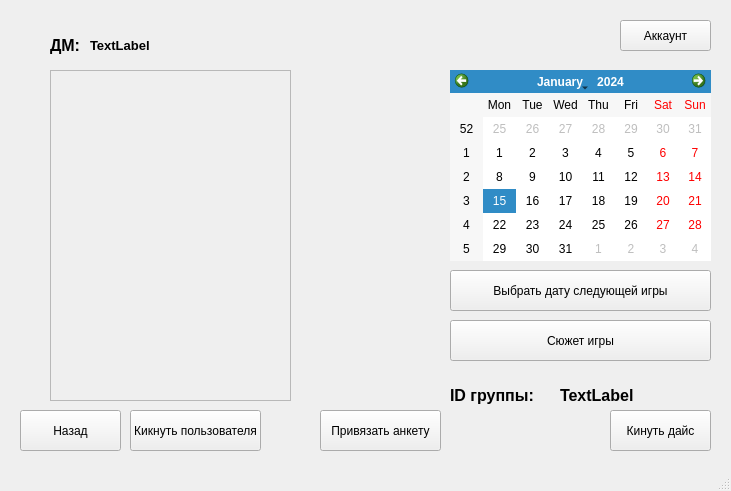
Before: the Qt Designer form data/ui_files/group_screen.ui in Gelzy788/DnD-Helper, drawn with Qt 5.
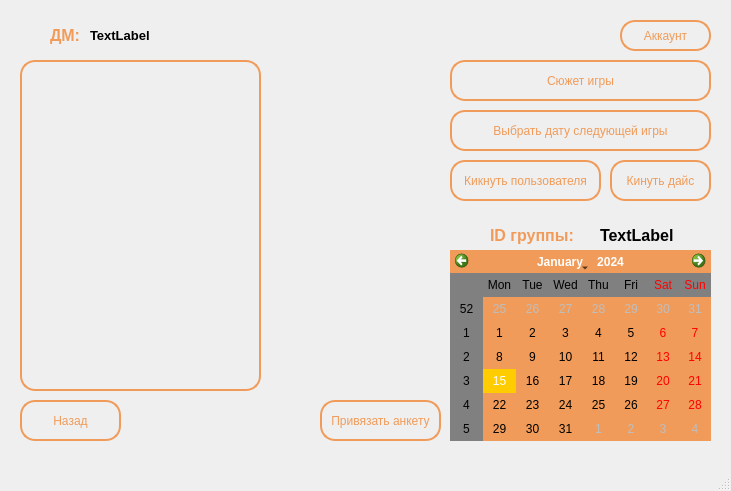
After: the same form once the commit is applied. Icons and pictures are not drawn.

Diff of the .ui file:
```diff
--- a/data/ui_files/group_screen.ui
+++ b/data/ui_files/group_screen.ui
@@ -23,6 +23,25 @@
       <height>31</height>
      </rect>
     </property>
+    <property name="styleSheet">
+     <string notr="true">/* border-color: rgb(142, 74, 25);
+border: 2px solid rgb(142, 74, 25); */
+/* background-color: rgb(142, 74, 25); */
+
+QPushButton {
+	color: rgb(240, 155, 89);
+    background-color: transparent; /* Делаем фон прозрачным */
+    border: 2px solid rgb(240, 155, 89);  /* Цвет границы */
+    border-radius: 15px; /* Закругление углов (по желанию) */
+    padding: 5px; /* Отступы (по желанию) */
+	/* border-image: linear-gradient(to right, red, yellow) 5; */
+}
+
+QPushButton:hover {
+    background-color: rgba(54, 21, 8, 0.5); 
+} 
+</string>
+    </property>
     <property name="text">
      <string>Аккаунт</string>
     </property>
@@ -31,11 +50,30 @@
     <property name="geometry">
      <rect>
       <x>610</x>
-      <y>410</y>
+      <y>160</y>
       <width>101</width>
       <height>41</height>
      </rect>
     </property>
+    <property name="styleSheet">
+     <string notr="true">/* border-color: rgb(142, 74, 25);
+border: 2px solid rgb(142, 74, 25); */
+/* background-color: rgb(142, 74, 25); */
+
+QPushButton {
+	color: rgb(240, 155, 89);
+    background-color: transparent; /* Делаем фон прозрачным */
+    border: 2px solid rgb(240, 155, 89);  /* Цвет границы */
+    border-radius: 15px; /* Закругление углов (по желанию) */
+    padding: 5px; /* Отступы (по желанию) */
+	/* border-image: linear-gradient(to right, red, yellow) 5; */
+}
+
+QPushButton:hover {
+    background-color: rgba(54, 21, 8, 0.5); 
+} 
+</string>
+    </property>
     <property name="text">
      <string>Кинуть дайс</string>
     </property>
@@ -44,11 +82,30 @@
     <property name="geometry">
      <rect>
       <x>20</x>
-      <y>410</y>
+      <y>400</y>
       <width>101</width>
       <height>41</height>
      </rect>
     </property>
+    <property name="styleSheet">
+     <string notr="true">/* border-color: rgb(142, 74, 25);
+border: 2px solid rgb(142, 74, 25); */
+/* background-color: rgb(142, 74, 25); */
+
+QPushButton {
+	color: rgb(240, 155, 89);
+    background-color: transparent; /* Делаем фон прозрачным */
+    border: 2px solid rgb(240, 155, 89);  /* Цвет границы */
+    border-radius: 15px; /* Закругление углов (по желанию) */
+    padding: 5px; /* Отступы (по желанию) */
+	/* border-image: linear-gradient(to right, red, yellow) 5; */
+}
+
+QPushButton:hover {
+    background-color: rgba(54, 21, 8, 0.5); 
+} 
+</string>
+    </property>
     <property name="text">
      <string>Назад</string>
     </property>
@@ -57,11 +114,17 @@
     <property name="geometry">
      <rect>
       <x>50</x>
-      <y>30</y>
+      <y>20</y>
       <width>41</width>
       <height>31</height>
      </rect>
     </property>
+    <property name="styleSheet">
+     <string notr="true">
+	color: rgb(240, 155, 89);
+
+</string>
+    </property>
     <property name="text">
      <string>&lt;html&gt;&lt;head/&gt;&lt;body&gt;&lt;p&gt;&lt;span style=&quot; font-size:12pt; font-weight:600;&quot;&gt;ДМ:&lt;/span&gt;&lt;/p&gt;&lt;/body&gt;&lt;/html&gt;</string>
     </property>
@@ -70,7 +133,7 @@
     <property name="geometry">
      <rect>
       <x>90</x>
-      <y>30</y>
+      <y>20</y>
       <width>71</width>
       <height>31</height>
      </rect>
@@ -82,12 +145,38 @@
    <widget class="QScrollArea" name="scroll_area">
     <property name="geometry">
      <rect>
-      <x>50</x>
-      <y>70</y>
+      <x>20</x>
+      <y>60</y>
       <width>241</width>
       <height>331</height>
      </rect>
     </property>
+    <property name="styleSheet">
+     <string notr="true">QLabel {
+    background-color: transparent; /* Делаем фон прозрачным */
+    border: 2px solid rgb(240, 155, 89);  /* Цвет границы */
+    border-radius: 15px; /* Закругление углов (по желанию) */
+    padding: 5px; /* Отступы (по желанию) */
+  /* border-image: linear-gradient(to right, red, yellow) 5; */
+}
+
+QScrollArea {
+/* color: rgb(240, 155, 89); */
+    background-color: transparent; /* Делаем фон прозрачным */
+    border: 2px solid rgb(240, 155, 89);  /* Цвет границы */
+    border-radius: 15px; /* Закругление углов (по желанию) */
+    padding: 5px; /* Отступы (по желанию) */
+}
+
+QVBoxLayout {
+  background-color: transparent;
+}
+
+QWidget {
+  background-color: transparent;
+}
+</string>
+    </property>
     <property name="widgetResizable">
      <bool>true</bool>
     </property>
@@ -96,8 +185,8 @@
       <rect>
        <x>0</x>
        <y>0</y>
-       <width>239</width>
-       <height>329</height>
+       <width>227</width>
+       <height>317</height>
       </rect>
      </property>
     </widget>
@@ -106,11 +195,17 @@
     <property name="geometry">
      <rect>
       <x>450</x>
-      <y>70</y>
+      <y>250</y>
       <width>261</width>
       <height>191</height>
      </rect>
     </property>
+    <property name="styleSheet">
+     <string notr="true">background-color: rgb(240, 155, 89);
+alternate-background-color: grey;
+selection-background-color: #ffcc00;
+</string>
+    </property>
     <property name="selectionMode">
      <enum>QCalendarWidget::NoSelection</enum>
     </property>
@@ -119,11 +214,30 @@
     <property name="geometry">
      <rect>
       <x>450</x>
-      <y>270</y>
+      <y>110</y>
       <width>261</width>
       <height>41</height>
      </rect>
     </property>
+    <property name="styleSheet">
+     <string notr="true">/* border-color: rgb(142, 74, 25);
+border: 2px solid rgb(142, 74, 25); */
+/* background-color: rgb(142, 74, 25); */
+
+QPushButton {
+	color: rgb(240, 155, 89);
+    background-color: transparent; /* Делаем фон прозрачным */
+    border: 2px solid rgb(240, 155, 89);  /* Цвет границы */
+    border-radius: 15px; /* Закругление углов (по желанию) */
+    padding: 5px; /* Отступы (по желанию) */
+	/* border-image: linear-gradient(to right, red, yellow) 5; */
+}
+
+QPushButton:hover {
+    background-color: rgba(54, 21, 8, 0.5); 
+} 
+</string>
+    </property>
     <property name="text">
      <string>Выбрать дату следующей игры</string>
     </property>
@@ -131,12 +245,18 @@
    <widget class="QLabel" name="label_2">
     <property name="geometry">
      <rect>
-      <x>450</x>
-      <y>380</y>
+      <x>490</x>
+      <y>220</y>
       <width>101</width>
       <height>31</height>
      </rect>
     </property>
+    <property name="styleSheet">
+     <string notr="true">
+	color: rgb(240, 155, 89);
+
+</string>
+    </property>
     <property name="text">
      <string>&lt;html&gt;&lt;head/&gt;&lt;body&gt;&lt;p&gt;&lt;span style=&quot; font-size:12pt; font-weight:600;&quot;&gt;ID группы:&lt;/span&gt;&lt;/p&gt;&lt;/body&gt;&lt;/html&gt;</string>
     </property>
@@ -144,8 +264,8 @@
    <widget class="QLabel" name="group_id_lb">
     <property name="geometry">
      <rect>
-      <x>560</x>
-      <y>380</y>
+      <x>600</x>
+      <y>220</y>
       <width>91</width>
       <height>31</height>
      </rect>
@@ -158,11 +278,30 @@
     <property name="geometry">
      <rect>
       <x>450</x>
-      <y>320</y>
+      <y>60</y>
       <width>261</width>
       <height>41</height>
      </rect>
     </property>
+    <property name="styleSheet">
+     <string notr="true">/* border-color: rgb(142, 74, 25);
+border: 2px solid rgb(142, 74, 25); */
+/* background-color: rgb(142, 74, 25); */
+
+QPushButton {
+	color: rgb(240, 155, 89);
+    background-color: transparent; /* Делаем фон прозрачным */
+    border: 2px solid rgb(240, 155, 89);  /* Цвет границы */
+    border-radius: 15px; /* Закругление углов (по желанию) */
+    padding: 5px; /* Отступы (по желанию) */
+	/* border-image: linear-gradient(to right, red, yellow) 5; */
+}
+
+QPushButton:hover {
+    background-color: rgba(54, 21, 8, 0.5); 
+} 
+</string>
+    </property>
     <property name="text">
      <string>Сюжет игры</string>
     </property>
@@ -171,11 +310,30 @@
     <property name="geometry">
      <rect>
       <x>320</x>
-      <y>410</y>
+      <y>400</y>
       <width>121</width>
       <height>41</height>
      </rect>
     </property>
+    <property name="styleSheet">
+     <string notr="true">/* border-color: rgb(142, 74, 25);
+border: 2px solid rgb(142, 74, 25); */
+/* background-color: rgb(142, 74, 25); */
+
+QPushButton {
+	color: rgb(240, 155, 89);
+    background-color: transparent; /* Делаем фон прозрачным */
+    border: 2px solid rgb(240, 155, 89);  /* Цвет границы */
+    border-radius: 15px; /* Закругление углов (по желанию) */
+    padding: 5px; /* Отступы (по желанию) */
+	/* border-image: linear-gradient(to right, red, yellow) 5; */
+}
+
+QPushButton:hover {
+    background-color: rgba(54, 21, 8, 0.5); 
+} 
+</string>
+    </property>
     <property name="text">
      <string>Привязать анкету</string>
     </property>
@@ -183,16 +341,64 @@
    <widget class="QPushButton" name="kick_member_btn">
     <property name="geometry">
      <rect>
-      <x>130</x>
-      <y>410</y>
-      <width>131</width>
+      <x>450</x>
+      <y>160</y>
+      <width>151</width>
       <height>41</height>
      </rect>
     </property>
+    <property name="styleSheet">
+     <string notr="true">/* border-color: rgb(142, 74, 25);
+border: 2px solid rgb(142, 74, 25); */
+/* background-color: rgb(142, 74, 25); */
+
+QPushButton {
+	color: rgb(240, 155, 89);
+    background-color: transparent; /* Делаем фон прозрачным */
+    border: 2px solid rgb(240, 155, 89);  /* Цвет границы */
+    border-radius: 15px; /* Закругление углов (по желанию) */
+    padding: 5px; /* Отступы (по желанию) */
+	/* border-image: linear-gradient(to right, red, yellow) 5; */
+}
+
+QPushButton:hover {
+    background-color: rgba(54, 21, 8, 0.5); 
+} 
+</string>
+    </property>
     <property name="text">
      <string>Кикнуть пользователя</string>
     </property>
    </widget>
+   <widget class="QWidget" name="widget" native="true">
+    <property name="geometry">
+     <rect>
+      <x>0</x>
+      <y>-30</y>
+      <width>741</width>
+      <height>531</height>
+     </rect>
+    </property>
+    <property name="styleSheet">
+     <string notr="true">background-image: url('data/textures/background.jpg');
+background-repeat: no-repeat; 
+background-position: center;</string>
+    </property>
+   </widget>
+   <zorder>widget</zorder>
+   <zorder>account_btn</zorder>
+   <zorder>throw_dice_btn</zorder>
+   <zorder>back_btn</zorder>
+   <zorder>label</zorder>
+   <zorder>dm_name</zorder>
+   <zorder>scroll_area</zorder>
+   <zorder>games_calendar</zorder>
+   <zorder>set_game_date_btn</zorder>
+   <zorder>label_2</zorder>
+   <zorder>group_id_lb</zorder>
+   <zorder>plot_btn</zorder>
+   <zorder>connect_questionnaire_btn</zorder>
+   <zorder>kick_member_btn</zorder>
   </widget>
   <widget class="QStatusBar" name="statusbar"/>
  </widget>
```
